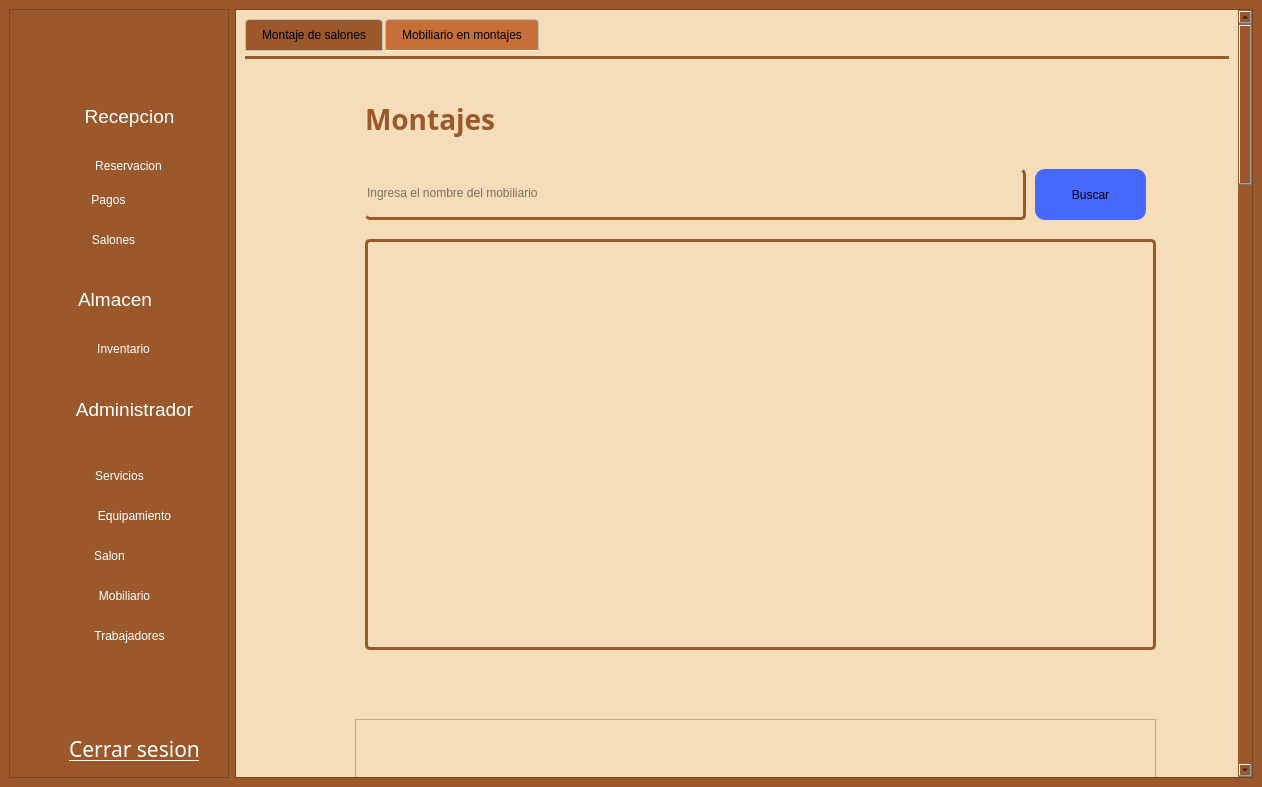
Before: the Qt Designer form gui/admin_screen.ui in asp-laboratories/BookingRoom_Software, drawn with Qt 5.
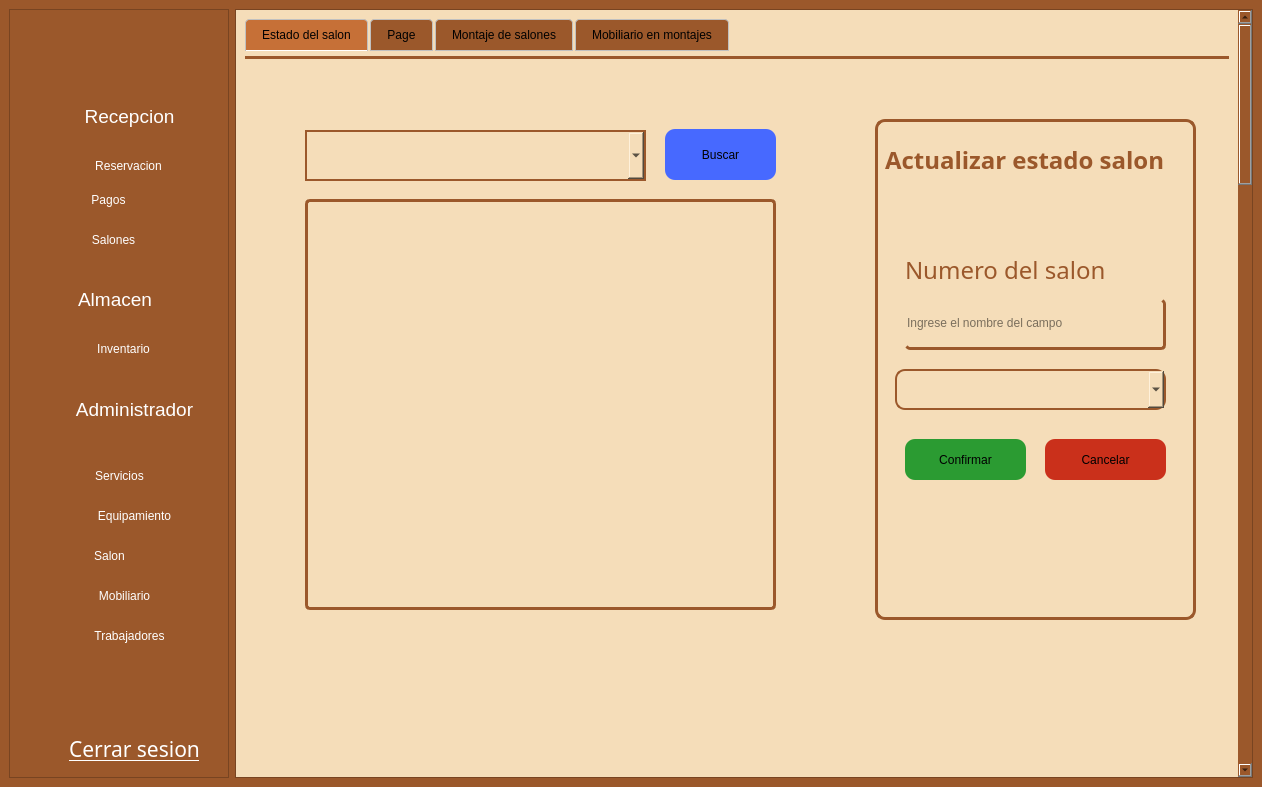
After: the same form once the commit is applied. The open tabs and pages were chosen to show the change. Icons and pictures are not drawn.

Commit message: feat(gui): diseño

Diff of the .ui file:
```diff
--- a/gui/admin_screen.ui
+++ b/gui/admin_screen.ui
@@ -7026,8 +7026,231 @@
 }</string>
             </property>
             <property name="currentIndex">
-             <number>1</number>
+             <number>0</number>
             </property>
+            <widget class="QWidget" name="tab_17">
+             <attribute name="title">
+              <string>Estado del salon</string>
+             </attribute>
+             <widget class="QComboBox" name="reSalonSelecc_2">
+              <property name="geometry">
+               <rect>
+                <x>60</x>
+                <y>71</y>
+                <width>341</width>
+                <height>51</height>
+               </rect>
+              </property>
+              <property name="styleSheet">
+               <string notr="true">border: 2px solid rgb(155, 88, 43);
+color: rgb(0, 0, 0);</string>
+              </property>
+             </widget>
+             <widget class="QTextEdit" name="almResulE_6">
+              <property name="enabled">
+               <bool>true</bool>
+              </property>
+              <property name="geometry">
+               <rect>
+                <x>60</x>
+                <y>140</y>
+                <width>471</width>
+                <height>411</height>
+               </rect>
+              </property>
+              <property name="font">
+               <font>
+                <family>Adwaita Sans</family>
+                <pointsize>12</pointsize>
+               </font>
+              </property>
+              <property name="cursor" stdset="0">
+               <cursorShape>IBeamCursor</cursorShape>
+              </property>
+              <property name="styleSheet">
+               <string notr="true">border: unset;
+color: rgb(0, 0, 0);
+border-radius: 5px;
+border: 3px solid rgba(155, 88, 43, 1.0);
+</string>
+              </property>
+              <property name="verticalScrollBarPolicy">
+               <enum>Qt::ScrollBarPolicy::ScrollBarAsNeeded</enum>
+              </property>
+              <property name="readOnly">
+               <bool>true</bool>
+              </property>
+             </widget>
+             <widget class="QPushButton" name="almBuscarE_6">
+              <property name="geometry">
+               <rect>
+                <x>420</x>
+                <y>70</y>
+                <width>111</width>
+                <height>51</height>
+               </rect>
+              </property>
+              <property name="cursor">
+               <cursorShape>PointingHandCursor</cursorShape>
+              </property>
+              <property name="styleSheet">
+               <string notr="true">border: none;
+border-radius: 10px;
+background-color: rgb(71, 105, 255);</string>
+              </property>
+              <property name="text">
+               <string>Buscar</string>
+              </property>
+             </widget>
+             <widget class="QFrame" name="frame_10">
+              <property name="geometry">
+               <rect>
+                <x>630</x>
+                <y>60</y>
+                <width>321</width>
+                <height>501</height>
+               </rect>
+              </property>
+              <property name="styleSheet">
+               <string notr="true">border: 3px solid rgb(155, 88, 43);
+border-radius: 10px;</string>
+              </property>
+              <property name="frameShape">
+               <enum>QFrame::Shape::StyledPanel</enum>
+              </property>
+              <property name="frameShadow">
+               <enum>QFrame::Shadow::Raised</enum>
+              </property>
+              <widget class="QPushButton" name="sCancelarAct_4">
+               <property name="geometry">
+                <rect>
+                 <x>170</x>
+                 <y>320</y>
+                 <width>121</width>
+                 <height>41</height>
+                </rect>
+               </property>
+               <property name="styleSheet">
+                <string notr="true">border: unset;
+border-radius: 10px;
+background-color: #CA301B;</string>
+               </property>
+               <property name="text">
+                <string>Cancelar</string>
+               </property>
+              </widget>
+              <widget class="QPushButton" name="sConfirmarAct_4">
+               <property name="geometry">
+                <rect>
+                 <x>30</x>
+                 <y>320</y>
+                 <width>121</width>
+                 <height>41</height>
+                </rect>
+               </property>
+               <property name="styleSheet">
+                <string notr="true">border: unset;
+border-radius: 10px;
+background-color: #2B9B32;</string>
+               </property>
+               <property name="text">
+                <string>Confirmar</string>
+               </property>
+              </widget>
+              <widget class="QLineEdit" name="sCampo_4">
+               <property name="geometry">
+                <rect>
+                 <x>30</x>
+                 <y>180</y>
+                 <width>261</width>
+                 <height>51</height>
+                </rect>
+               </property>
+               <property name="styleSheet">
+                <string notr="true">border: unset;
+color: rgb(0, 0, 0);
+border-radius: 5px;
+border-bottom: 3px solid rgba(155, 88, 43, 1.0);
+border-right: 3px solid  rgba(155, 88, 43, 1.0);</string>
+               </property>
+               <property name="text">
+                <string/>
+               </property>
+               <property name="placeholderText">
+                <string>Ingrese el nombre del campo</string>
+               </property>
+              </widget>
+              <widget class="QLabel" name="label_72">
+               <property name="geometry">
+                <rect>
+                 <x>30</x>
+                 <y>130</y>
+                 <width>211</width>
+                 <height>41</height>
+                </rect>
+               </property>
+               <property name="font">
+                <font>
+                 <family>Adwaita Sans</family>
+                 <pointsize>18</pointsize>
+                 <bold>false</bold>
+                </font>
+               </property>
+               <property name="styleSheet">
+                <string notr="true">border: unset;
+color: rgba(155, 88, 43, 1.0);
+</string>
+               </property>
+               <property name="text">
+                <string>Numero del salon</string>
+               </property>
+              </widget>
+              <widget class="QLabel" name="label_73">
+               <property name="geometry">
+                <rect>
+                 <x>10</x>
+                 <y>20</y>
+                 <width>291</width>
+                 <height>41</height>
+                </rect>
+               </property>
+               <property name="font">
+                <font>
+                 <family>Adwaita Sans</family>
+                 <pointsize>18</pointsize>
+                 <bold>true</bold>
+                </font>
+               </property>
+               <property name="styleSheet">
+                <string notr="true">border: none;
+color: rgba(155, 88, 43, 1.0);
+</string>
+               </property>
+               <property name="text">
+                <string>Actualizar estado salon</string>
+               </property>
+              </widget>
+              <widget class="QComboBox" name="reSalonSelecc_3">
+               <property name="geometry">
+                <rect>
+                 <x>20</x>
+                 <y>250</y>
+                 <width>271</width>
+                 <height>41</height>
+                </rect>
+               </property>
+               <property name="styleSheet">
+                <string notr="true">border: 2px solid rgb(155, 88, 43);
+color: rgb(0, 0, 0);</string>
+               </property>
+              </widget>
+             </widget>
+            </widget>
+            <widget class="QWidget" name="tab_28">
+             <attribute name="title">
+              <string>Page</string>
+             </attribute>
+            </widget>
             <widget class="QWidget" name="tab_10">
              <attribute name="title">
               <string>Montaje de salones</string>
```
Left out of the diff: 179 changed lines with no effect on the pictures.
